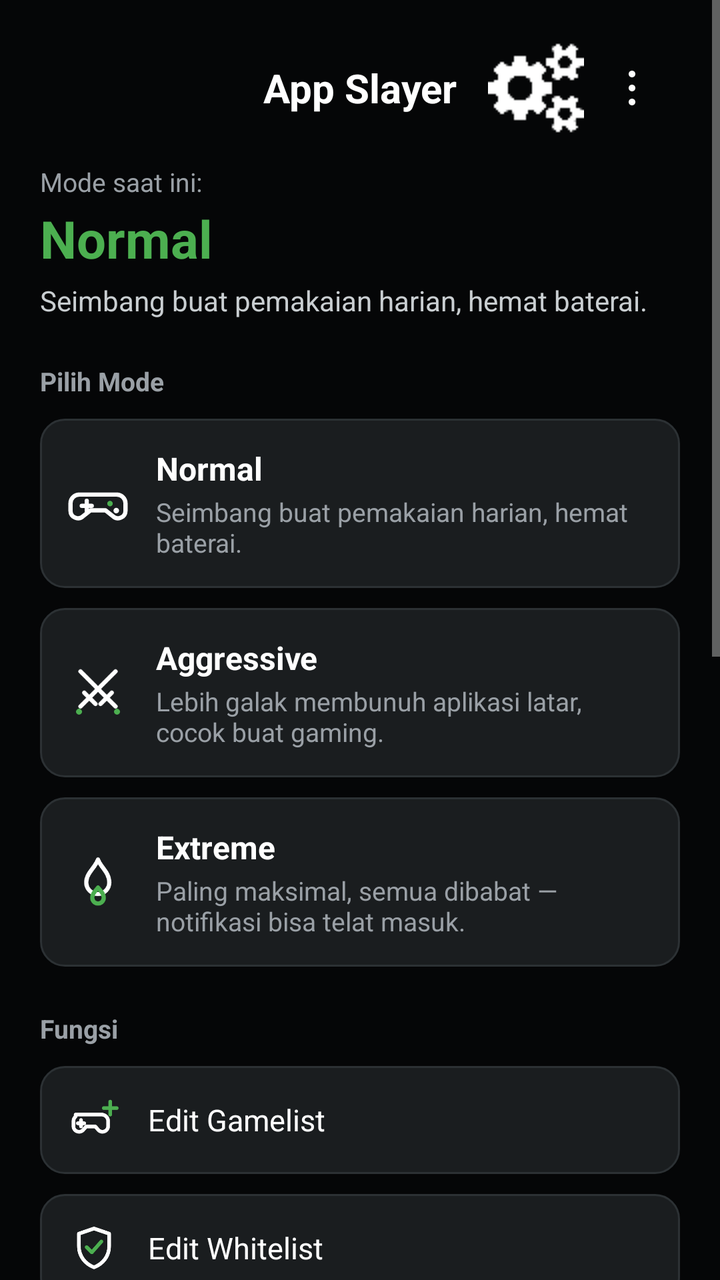
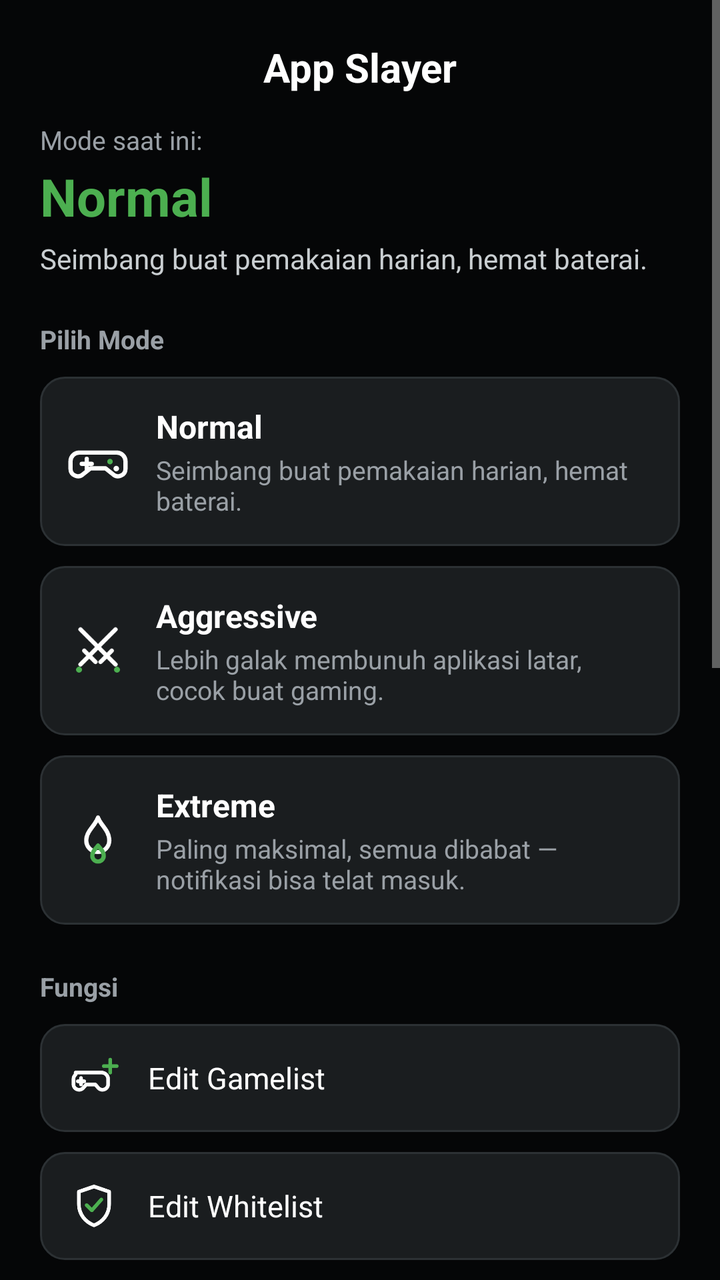

Two renders of the same Android screen: before a commit and after it. Below are the layout's source before the change and the commit's diff.
<!-- AndroidManifest.xml: activity theme MainTheme -->
<!-- res/layout/main.xml -->
<?xml version="1.0" encoding="utf-8"?>
<ScrollView xmlns:android="http://schemas.android.com/apk/res/android" android:background="#050607" android:fitsSystemWindows="true" android:layout_width="match_parent" android:layout_height="match_parent">
    <LinearLayout android:orientation="vertical" android:padding="20dp" android:layout_width="match_parent" android:layout_height="wrap_content">

        <LinearLayout android:id="@+id/headerRow" android:orientation="horizontal" android:gravity="center_vertical" android:layout_width="match_parent" android:layout_height="wrap_content" android:layout_marginBottom="14dp">
            <View android:layout_width="96dp" android:layout_height="1dp"/>
            <TextView android:id="@+id/textHeaderTitle" android:text="@string/app_name" android:textColor="#ffffff" android:textSize="20sp" android:textStyle="bold" android:gravity="center" android:layout_width="0dp" android:layout_height="wrap_content" android:layout_weight="1"/>
            <ImageButton android:id="@+id/btnHeaderMonitor" android:src="@drawable/ic_manage" android:tint="#ffffff" android:contentDescription="@string/row_floating_monitor" android:background="?android:attr/selectableItemBackgroundBorderless" android:padding="12dp" android:layout_width="48dp" android:layout_height="48dp"/>
            <ImageButton android:id="@+id/btnHeaderOverflow" android:src="@drawable/ic_overflow" android:contentDescription="@string/header_more_options" android:background="?android:attr/selectableItemBackgroundBorderless" android:padding="12dp" android:layout_width="48dp" android:layout_height="48dp"/>
        </LinearLayout>

        <TextView android:text="@string/current_mode_label" android:textColor="#9aa0a6" android:textSize="13sp" android:layout_width="wrap_content" android:layout_height="wrap_content"/>
        <TextView android:id="@+id/textCurrentModeName" android:text="@string/mode_name_normal" android:textColor="#4caf50" android:textSize="26sp" android:textStyle="bold" android:layout_width="wrap_content" android:layout_height="wrap_content" android:layout_marginTop="2dp"/>
        <TextView android:id="@+id/textCurrentModeDesc" android:text="@string/mode_desc_normal" android:textColor="#c9ced1" android:textSize="14sp" android:layout_width="wrap_content" android:layout_height="wrap_content" android:layout_marginTop="4dp"/>

        <TextView android:text="@string/section_modes" android:textColor="#9aa0a6" android:textSize="13sp" android:textStyle="bold" android:layout_width="wrap_content" android:layout_height="wrap_content" android:layout_marginTop="22dp"/>

        <LinearLayout android:id="@+id/cardModeNormal" android:orientation="horizontal" android:background="@drawable/card_background" android:padding="14dp" android:layout_width="match_parent" android:layout_height="wrap_content" android:layout_marginTop="10dp" android:gravity="center_vertical">
            <ImageView android:src="@drawable/ic_mode_normal" android:layout_width="30dp" android:layout_height="30dp"/>
            <LinearLayout android:orientation="vertical" android:layout_width="0dp" android:layout_height="wrap_content" android:layout_weight="1" android:layout_marginLeft="14dp" android:layout_marginStart="14dp">
                <TextView android:text="@string/mode_name_normal" android:textColor="#ffffff" android:textSize="16sp" android:textStyle="bold" android:layout_width="wrap_content" android:layout_height="wrap_content"/>
                <TextView android:text="@string/mode_desc_normal" android:textColor="#9aa0a6" android:textSize="13sp" android:layout_width="wrap_content" android:layout_height="wrap_content" android:layout_marginTop="2dp"/>
            </LinearLayout>
            <TextView android:id="@+id/chipModeNormal" android:text="@string/chip_active" android:textColor="#0b0d0e" android:textSize="11sp" android:textStyle="bold" android:background="@drawable/chip_active" android:visibility="gone" android:layout_width="wrap_content" android:layout_height="wrap_content"/>
        </LinearLayout>

        <LinearLayout android:id="@+id/cardModeAggressive" android:orientation="horizontal" android:background="@drawable/card_background" android:padding="14dp" android:layout_width="match_parent" android:layout_height="wrap_content" android:layout_marginTop="10dp" android:gravity="center_vertical">
            <ImageView android:src="@drawable/ic_mode_aggressive" android:layout_width="30dp" android:layout_height="30dp"/>
            <LinearLayout android:orientation="vertical" android:layout_width="0dp" android:layout_height="wrap_content" android:layout_weight="1" android:layout_marginLeft="14dp" android:layout_marginStart="14dp">
                <TextView android:text="@string/mode_name_aggressive" android:textColor="#ffffff" android:textSize="16sp" android:textStyle="bold" android:layout_width="wrap_content" android:layout_height="wrap_content"/>
                <TextView android:text="@string/mode_desc_aggressive" android:textColor="#9aa0a6" android:textSize="13sp" android:layout_width="wrap_content" android:layout_height="wrap_content" android:layout_marginTop="2dp"/>
            </LinearLayout>
            <TextView android:id="@+id/chipModeAggressive" android:text="@string/chip_active" android:textColor="#0b0d0e" android:textSize="11sp" android:textStyle="bold" android:background="@drawable/chip_active" android:visibility="gone" android:layout_width="wrap_content" android:layout_height="wrap_content"/>
        </LinearLayout>

        <LinearLayout android:id="@+id/cardModeExtreme" android:orientation="horizontal" android:background="@drawable/card_background" android:padding="14dp" android:layout_width="match_parent" android:layout_height="wrap_content" android:layout_marginTop="10dp" android:gravity="center_vertical">
            <ImageView android:src="@drawable/ic_mode_extreme" android:layout_width="30dp" android:layout_height="30dp"/>
            <LinearLayout android:orientation="vertical" android:layout_width="0dp" android:layout_height="wrap_content" android:layout_weight="1" android:layout_marginLeft="14dp" android:layout_marginStart="14dp">
                <TextView android:text="@string/mode_name_extreme" android:textColor="#ffffff" android:textSize="16sp" android:textStyle="bold" android:layout_width="wrap_content" android:layout_height="wrap_content"/>
                <TextView android:text="@string/mode_desc_extreme" android:textColor="#9aa0a6" android:textSize="13sp" android:layout_width="wrap_content" android:layout_height="wrap_content" android:layout_marginTop="2dp"/>
            </LinearLayout>
            <TextView android:id="@+id/chipModeExtreme" android:text="@string/chip_active" android:textColor="#0b0d0e" android:textSize="11sp" android:textStyle="bold" android:background="@drawable/chip_active" android:visibility="gone" android:layout_width="wrap_content" android:layout_height="wrap_content"/>
        </LinearLayout>

        <LinearLayout android:id="@+id/rowRootWarning" android:orientation="vertical" android:background="@drawable/card_background" android:padding="14dp" android:layout_width="match_parent" android:layout_height="wrap_content" android:layout_marginTop="10dp" android:visibility="gone">
            <TextView android:text="@string/root_not_active" android:textColor="#ffb300" android:textSize="15sp" android:textStyle="bold" android:layout_width="wrap_content" android:layout_height="wrap_content"/>
            <TextView android:text="@string/root_not_active_desc" android:textColor="#9aa0a6" android:textSize="13sp" android:layout_width="wrap_content" android:layout_height="wrap_content" android:layout_marginTop="2dp"/>
            <Button android:id="@+id/btnRequestRoot" android:text="@string/btn_request_root" android:textColor="#4caf50" android:textSize="13sp" android:textStyle="bold" android:layout_width="wrap_content" android:layout_height="wrap_content" android:layout_marginTop="8dp"/>
        </LinearLayout>

        <TextView android:text="@string/section_functions" android:textColor="#9aa0a6" android:textSize="13sp" android:textStyle="bold" android:layout_width="wrap_content" android:layout_height="wrap_content" android:layout_marginTop="22dp"/>

        <LinearLayout android:id="@+id/rowEditGamelist" android:orientation="horizontal" android:background="@drawable/card_background" android:padding="14dp" android:layout_width="match_parent" android:layout_height="wrap_content" android:layout_marginTop="10dp" android:gravity="center_vertical">
            <ImageView android:src="@drawable/ic_gamelist" android:layout_width="26dp" android:layout_height="26dp"/>
            <TextView android:text="@string/edit_gamelist" android:textColor="#ffffff" android:textSize="15sp" android:layout_width="wrap_content" android:layout_height="wrap_content" android:layout_marginLeft="14dp" android:layout_marginStart="14dp"/>
        </LinearLayout>

        <LinearLayout android:id="@+id/rowEditWhitelist" android:orientation="horizontal" android:background="@drawable/card_background" android:padding="14dp" android:layout_width="match_parent" android:layout_height="wrap_content" android:layout_marginTop="10dp" android:gravity="center_vertical">
            <ImageView android:src="@drawable/ic_whitelist" android:layout_width="26dp" android:layout_height="26dp"/>
            <TextView android:text="@string/edit_whitelist" android:textColor="#ffffff" android:textSize="15sp" android:layout_width="wrap_content" android:layout_height="wrap_content" android:layout_marginLeft="14dp" android:layout_marginStart="14dp"/>
        </LinearLayout>

        <LinearLayout android:id="@+id/rowEditExtreme" android:orientation="horizontal" android:background="@drawable/card_background" android:padding="14dp" android:layout_width="match_parent" android:layout_height="wrap_content" android:layout_marginTop="10dp" android:gravity="center_vertical">
            <ImageView android:src="@drawable/ic_extreme_list" android:layout_width="26dp" android:layout_height="26dp"/>
            <TextView android:text="@string/edit_extreme" android:textColor="#ffffff" android:textSize="15sp" android:layout_width="wrap_content" android:layout_height="wrap_content" android:layout_marginLeft="14dp" android:layout_marginStart="14dp"/>
        </LinearLayout>

        <LinearLayout android:id="@+id/rowEditExtrakill" android:orientation="horizontal" android:background="@drawable/card_background" android:padding="14dp" android:layout_width="match_parent" android:layout_height="wrap_content" android:layout_marginTop="10dp" android:gravity="center_vertical">
            <ImageView android:src="@drawable/ic_extrakill" android:layout_width="26dp" android:layout_height="26dp"/>
            <TextView android:text="@string/edit_extrakill" android:textColor="#ffffff" android:textSize="15sp" android:layout_width="wrap_content" android:layout_height="wrap_content" android:layout_marginLeft="14dp" android:layout_marginStart="14dp"/>
        </LinearLayout>

        <LinearLayout android:id="@+id/rowFloatingMonitor" android:orientation="horizontal" android:background="@drawable/card_background" android:padding="14dp" android:layout_width="match_parent" android:layout_height="wrap_content" android:layout_marginTop="10dp" android:gravity="center_vertical">
            <ImageView android:src="@drawable/ic_monitor" android:layout_width="26dp" android:layout_height="26dp"/>
            <TextView android:text="@string/row_floating_monitor" android:textColor="#ffffff" android:textSize="15sp" android:layout_width="wrap_content" android:layout_height="wrap_content" android:layout_marginLeft="14dp" android:layout_marginStart="14dp"/>
        </LinearLayout>

        <LinearLayout android:id="@+id/rowBatteryInfo" android:orientation="horizontal" android:background="@drawable/card_background" android:padding="14dp" android:layout_width="match_parent" android:layout_height="wrap_content" android:layout_marginTop="10dp" android:gravity="center_vertical">
            <ImageView android:src="@drawable/ic_battery" android:layout_width="26dp" android:layout_height="26dp"/>
            <TextView android:text="@string/row_battery_info" android:textColor="#ffffff" android:textSize="15sp" android:layout_width="wrap_content" android:layout_height="wrap_content" android:layout_marginLeft="14dp" android:layout_marginStart="14dp"/>
        </LinearLayout>

        <LinearLayout android:id="@+id/rowNotificationToggle" android:orientation="horizontal" android:background="@drawable/card_background" android:padding="14dp" android:layout_width="match_parent" android:layout_height="wrap_content" android:layout_marginTop="10dp" android:gravity="center_vertical">
            <ImageView android:src="@drawable/ic_bell" android:layout_width="26dp" android:layout_height="26dp"/>
            <TextView android:text="@string/row_notifications" android:textColor="#ffffff" android:textSize="15sp" android:layout_width="0dp" android:layout_height="wrap_content" android:layout_weight="1" android:layout_marginLeft="14dp" android:layout_marginStart="14dp"/>
            <TextView android:id="@+id/textNotificationState" android:text="@string/state_on" android:textColor="#4caf50" android:textSize="13sp" android:textStyle="bold" android:layout_width="wrap_content" android:layout_height="wrap_content"/>
        </LinearLayout>

        <LinearLayout android:id="@+id/rowToastToggle" android:orientation="horizontal" android:background="@drawable/card_background" android:padding="14dp" android:layout_width="match_parent" android:layout_height="wrap_content" android:layout_marginTop="10dp" android:gravity="center_vertical">
            <ImageView android:src="@drawable/ic_toast" android:layout_width="26dp" android:layout_height="26dp"/>
            <TextView android:text="@string/row_toast" android:textColor="#ffffff" android:textSize="15sp" android:layout_width="0dp" android:layout_height="wrap_content" android:layout_weight="1" android:layout_marginLeft="14dp" android:layout_marginStart="14dp"/>
            <TextView android:id="@+id/textToastState" android:text="@string/state_off" android:textColor="#4caf50" android:textSize="13sp" android:textStyle="bold" android:layout_width="wrap_content" android:layout_height="wrap_content"/>
        </LinearLayout>

        <LinearLayout android:id="@+id/rowExecuteNow" android:orientation="horizontal" android:background="@drawable/card_background" android:padding="14dp" android:layout_width="match_parent" android:layout_height="wrap_content" android:layout_marginTop="10dp" android:gravity="center_vertical">
            <ImageView android:src="@drawable/ic_execute" android:layout_width="26dp" android:layout_height="26dp"/>
            <TextView android:text="@string/row_execute" android:textColor="#ffffff" android:textSize="15sp" android:layout_width="wrap_content" android:layout_height="wrap_content" android:layout_marginLeft="14dp" android:layout_marginStart="14dp"/>
        </LinearLayout>

        <LinearLayout android:id="@+id/rowLanguage" android:orientation="horizontal" android:background="@drawable/card_background" android:padding="14dp" android:layout_width="match_parent" android:layout_height="wrap_content" android:layout_marginTop="10dp" android:gravity="center_vertical">
            <ImageView android:src="@drawable/ic_globe" android:layout_width="26dp" android:layout_height="26dp"/>
            <TextView android:text="@string/row_language" android:textColor="#ffffff" android:textSize="15sp" android:layout_width="0dp" android:layout_height="wrap_content" android:layout_weight="1" android:layout_marginLeft="14dp" android:layout_marginStart="14dp"/>
            <TextView android:id="@+id/textLanguageState" android:text="@string/language_name_id" android:textColor="#4caf50" android:textSize="13sp" android:textStyle="bold" android:layout_width="wrap_content" android:layout_height="wrap_content"/>
        </LinearLayout>

        <LinearLayout android:id="@+id/updateNotice" android:orientation="vertical" android:background="@drawable/update_background" android:padding="12dp" android:layout_width="match_parent" android:layout_height="wrap_content" android:layout_marginTop="16dp" android:visibility="gone">
            <TextView android:text="@string/update_available_title" android:textColor="#000000" android:textSize="16sp" android:textStyle="bold" android:layout_width="wrap_content" android:layout_height="wrap_content"/>
            <TextView android:text="@string/update_available_subtitle" android:textColor="#333333" android:textSize="13sp" android:layout_width="wrap_content" android:layout_height="wrap_content"/>
        </LinearLayout>

        <Button android:id="@+id/btnCheckUpdate" android:text="@string/btn_check_update" android:textColor="#4caf50" android:textSize="14sp" android:textStyle="bold" android:background="@drawable/btn_check_update" android:layout_width="match_parent" android:layout_height="48dp" android:layout_marginTop="16dp"/>

        <LinearLayout android:id="@+id/layoutFileEditor" android:orientation="vertical" android:layout_width="match_parent" android:layout_height="wrap_content" android:layout_marginTop="16dp" android:visibility="gone">
            <EditText android:id="@+id/editTextFileContent" android:background="#1a1d1f" android:textColor="#ffffff" android:textColorHint="#9aa0a6" android:hint="@string/edit_file_hint" android:padding="12dp" android:layout_width="match_parent" android:layout_height="220dp" android:gravity="top|start" android:inputType="textMultiLine" android:textSize="13sp"/>
            <Button android:id="@+id/btnSave" android:text="@string/btn_save" android:textColor="#ffffff" android:background="#2e7d32" android:layout_width="match_parent" android:layout_height="48dp" android:layout_marginTop="10dp"/>
        </LinearLayout>

    </LinearLayout>
</ScrollView>
<!-- resources referenced by this layout -->
<resources>
  <!-- drawable btn_check_update (drawable) -->
  <?xml version="1.0" encoding="utf-8"?>
  <shape xmlns:android="http://schemas.android.com/apk/res/android" android:shape="rectangle">
      <solid android:color="@android:color/transparent"/>
      <corners android:radius="24dp"/>
      <stroke android:width="1.5dp" android:color="#4caf50"/>
  </shape>
  <!-- drawable card_background (drawable) -->
  <?xml version="1.0" encoding="utf-8"?>
  <shape xmlns:android="http://schemas.android.com/apk/res/android" android:shape="rectangle">
      <solid android:color="#1a1d1f"/>
      <corners android:radius="12dp"/>
      <stroke android:width="1dp" android:color="#2c3134"/>
  </shape>
  <!-- drawable ic_manage: png bitmap (drawable, 432 bytes) -->
  <!-- drawable ic_overflow (drawable) -->
  <?xml version="1.0" encoding="utf-8"?>
  <vector xmlns:android="http://schemas.android.com/apk/res/android"
      android:width="24dp" android:height="24dp"
      android:viewportWidth="24" android:viewportHeight="24">
      <path android:fillColor="#ffffff" android:pathData="M12,5 m-1.7,0 a1.7,1.7 0 1,0 3.4,0 a1.7,1.7 0 1,0 -3.4,0"/>
      <path android:fillColor="#ffffff" android:pathData="M12,12 m-1.7,0 a1.7,1.7 0 1,0 3.4,0 a1.7,1.7 0 1,0 -3.4,0"/>
      <path android:fillColor="#ffffff" android:pathData="M12,19 m-1.7,0 a1.7,1.7 0 1,0 3.4,0 a1.7,1.7 0 1,0 -3.4,0"/>
  </vector>
  <!-- drawable update_background (drawable) -->
  <?xml version="1.0" encoding="utf-8"?>
  
  <shape xmlns:android="http://schemas.android.com/apk/res/android">
      <solid android:color="#dddddd"/>
      <corners android:radius="12dp"/>
  </shape>
  <string name="app_name">App Slayer</string>
  <string name="btn_check_update">Cek Update</string>
  <string name="btn_request_root">Minta akses root</string>
  <string name="btn_save">Simpan</string>
  <string name="chip_active">Aktif</string>
  <string name="current_mode_label">Mode saat ini:</string>
  <string name="edit_extrakill">Edit Extrakill</string>
  <string name="edit_extreme">Edit Extreme</string>
  <string name="edit_file_hint">Ubah file di sini...</string>
  <string name="edit_gamelist">Edit Gamelist</string>
  <string name="edit_whitelist">Edit Whitelist</string>
  <string name="header_more_options">Opsi lainnya</string>
  <string name="language_name_id">Bahasa Indonesia</string>
  <string name="mode_desc_aggressive">Lebih galak membunuh aplikasi latar, cocok buat gaming.</string>
  <string name="mode_desc_extreme">Paling maksimal, semua dibabat — notifikasi bisa telat masuk.</string>
  <string name="mode_desc_normal">Seimbang buat pemakaian harian, hemat baterai.</string>
  <string name="mode_name_aggressive">Aggressive</string>
  <string name="mode_name_extreme">Extreme</string>
  <string name="mode_name_normal">Normal</string>
  <string name="root_not_active">Root belum aktif</string>
  <string name="root_not_active_desc">Banyak fitur butuh root: mode modul, sensor suhu, FPS, proses, dan salinan log. Berikan akses root untuk aplikasi ini di Magisk/KernelSU.</string>
  <string name="row_battery_info">Info Baterai</string>
  <string name="row_execute">Eksekusi Sekarang</string>
  <string name="row_floating_monitor">Floating Monitor</string>
  <string name="row_language">Bahasa</string>
  <string name="row_notifications">Notifikasi Status</string>
  <string name="row_toast">Toast</string>
  <string name="section_functions">Fungsi</string>
  <string name="section_modes">Pilih Mode</string>
  <string name="state_off">Nonaktif</string>
  <string name="state_on">Aktif</string>
  <string name="update_available_subtitle">Ketuk untuk mengunduh versi terbaru</string>
  <string name="update_available_title">Versi baru tersedia!</string>
  <style name="MainTheme" parent="@android:style/Theme.Holo.NoActionBar">
  	</style>
  <!-- unchanged entries left out for length: 14 -->
</resources>

<!-- the commit's change to res/layout/main.xml (unified diff, before → after) -->
@@ -3,10 +3,7 @@
     <LinearLayout android:orientation="vertical" android:padding="20dp" android:layout_width="match_parent" android:layout_height="wrap_content">
 
         <LinearLayout android:id="@+id/headerRow" android:orientation="horizontal" android:gravity="center_vertical" android:layout_width="match_parent" android:layout_height="wrap_content" android:layout_marginBottom="14dp">
-            <View android:layout_width="96dp" android:layout_height="1dp"/>
-            <TextView android:id="@+id/textHeaderTitle" android:text="@string/app_name" android:textColor="#ffffff" android:textSize="20sp" android:textStyle="bold" android:gravity="center" android:layout_width="0dp" android:layout_height="wrap_content" android:layout_weight="1"/>
-            <ImageButton android:id="@+id/btnHeaderMonitor" android:src="@drawable/ic_manage" android:tint="#ffffff" android:contentDescription="@string/row_floating_monitor" android:background="?android:attr/selectableItemBackgroundBorderless" android:padding="12dp" android:layout_width="48dp" android:layout_height="48dp"/>
-            <ImageButton android:id="@+id/btnHeaderOverflow" android:src="@drawable/ic_overflow" android:contentDescription="@string/header_more_options" android:background="?android:attr/selectableItemBackgroundBorderless" android:padding="12dp" android:layout_width="48dp" android:layout_height="48dp"/>
+            <TextView android:id="@+id/textHeaderTitle" android:text="@string/app_name" android:textColor="#ffffff" android:textSize="20sp" android:textStyle="bold" android:gravity="center" android:layout_width="match_parent" android:layout_height="wrap_content"/>
         </LinearLayout>
 
         <TextView android:text="@string/current_mode_label" android:textColor="#9aa0a6" android:textSize="13sp" android:layout_width="wrap_content" android:layout_height="wrap_content"/>
<!-- resource entries referenced after the edit -->
@@ -14,16 +14,6 @@
       <corners android:radius="12dp"/>
       <stroke android:width="1dp" android:color="#2c3134"/>
   </shape>
-  <!-- drawable ic_manage: png bitmap (drawable, 432 bytes) -->
-  <!-- drawable ic_overflow (drawable) -->
-  <?xml version="1.0" encoding="utf-8"?>
-  <vector xmlns:android="http://schemas.android.com/apk/res/android"
-      android:width="24dp" android:height="24dp"
-      android:viewportWidth="24" android:viewportHeight="24">
-      <path android:fillColor="#ffffff" android:pathData="M12,5 m-1.7,0 a1.7,1.7 0 1,0 3.4,0 a1.7,1.7 0 1,0 -3.4,0"/>
-      <path android:fillColor="#ffffff" android:pathData="M12,12 m-1.7,0 a1.7,1.7 0 1,0 3.4,0 a1.7,1.7 0 1,0 -3.4,0"/>
-      <path android:fillColor="#ffffff" android:pathData="M12,19 m-1.7,0 a1.7,1.7 0 1,0 3.4,0 a1.7,1.7 0 1,0 -3.4,0"/>
-  </vector>
   <!-- drawable update_background (drawable) -->
   <?xml version="1.0" encoding="utf-8"?>
   
@@ -42,7 +32,6 @@
   <string name="edit_file_hint">Ubah file di sini...</string>
   <string name="edit_gamelist">Edit Gamelist</string>
   <string name="edit_whitelist">Edit Whitelist</string>
-  <string name="header_more_options">Opsi lainnya</string>
   <string name="language_name_id">Bahasa Indonesia</string>
   <string name="mode_desc_aggressive">Lebih galak membunuh aplikasi latar, cocok buat gaming.</string>
   <string name="mode_desc_extreme">Paling maksimal, semua dibabat — notifikasi bisa telat masuk.</string>
